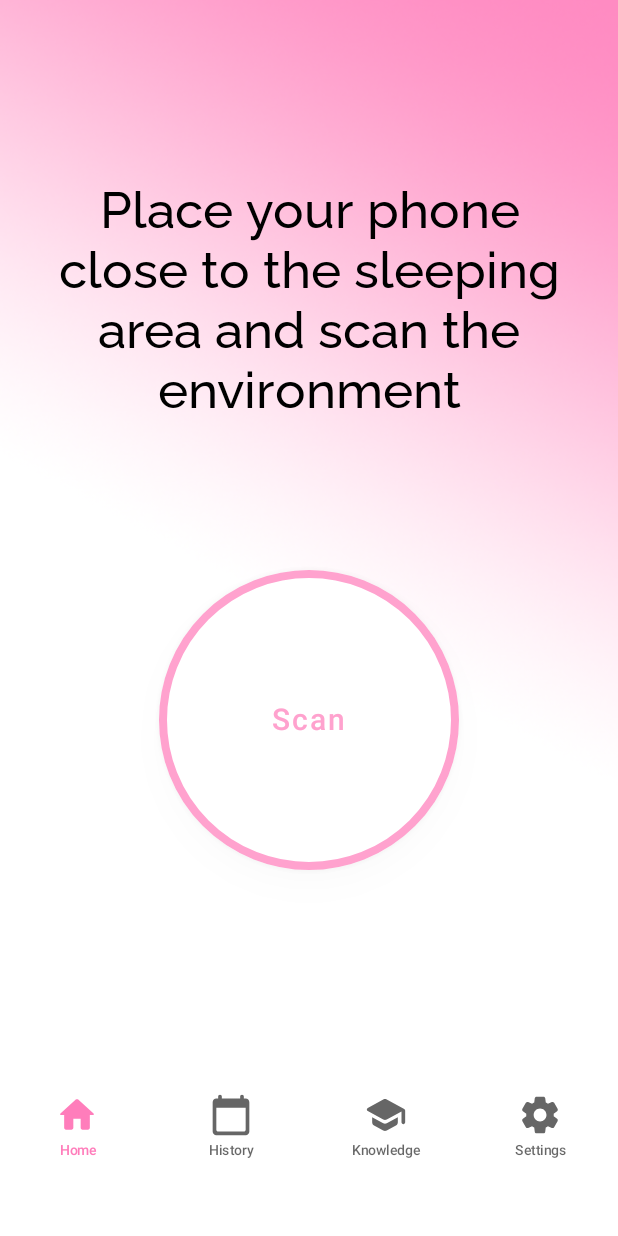
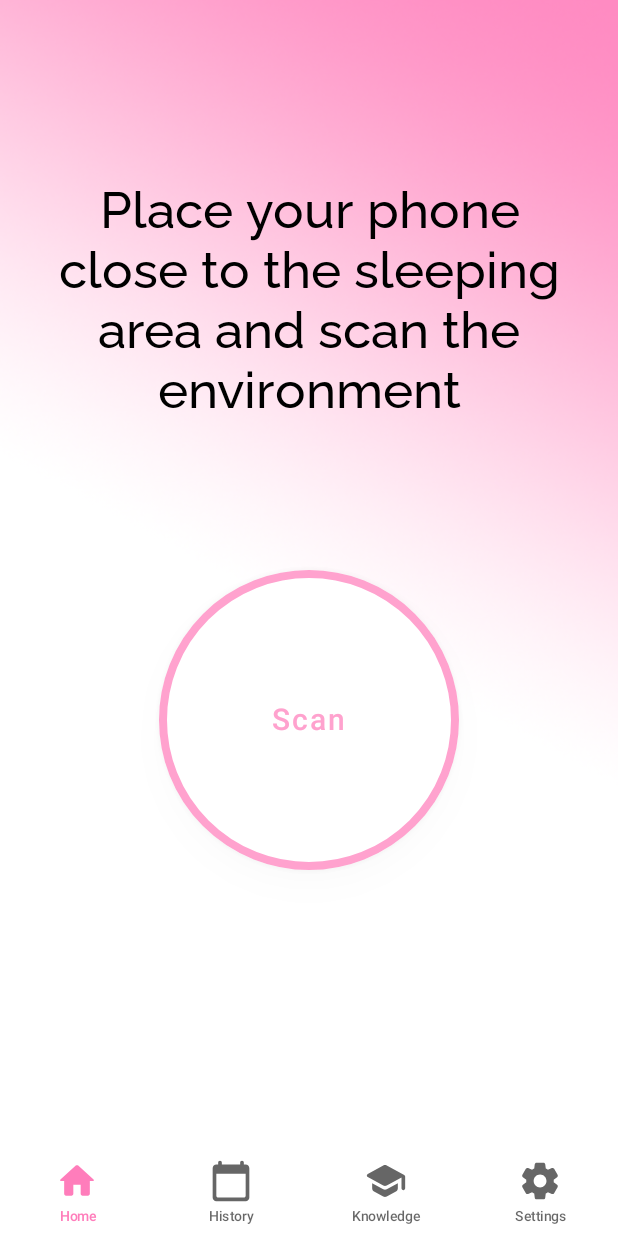
Before and after one commit to Jonnboy91/lullanap, an Android app built with Jetpack Compose: the screen it shows after launch (MainActivity), on a phone screen of 412 x 824 dp. Run offline under Robolectric (Android 15) with nearby library versions, the phone set to English and light mode, and no system bars.

```diff
--- a/app/src/main/java/com/jonnesten/lullanap/MainActivity.kt
+++ b/app/src/main/java/com/jonnesten/lullanap/MainActivity.kt
@@ -29,6 +29,7 @@ import androidx.compose.ui.text.font.FontWeight
 import androidx.compose.ui.text.input.KeyboardType
 import androidx.compose.ui.text.style.TextAlign
 import androidx.compose.ui.unit.dp
+import androidx.core.content.ContextCompat
 import androidx.core.view.WindowCompat
 import androidx.navigation.compose.rememberNavController
 import com.google.gson.Gson
@@ -53,7 +54,6 @@ class MainActivity : ComponentActivity(), SensorEventListener {
 
     override fun onCreate(savedInstanceState: Bundle?) {
         super.onCreate(savedInstanceState)
-        WindowCompat.setDecorFitsSystemWindows(window, false)
 
 
 
@@ -157,19 +157,12 @@ class MainActivity : ComponentActivity(), SensorEventListener {
                 contentDescription = "Background Image",
                 contentScale = ContentScale.FillBounds
             )
+        }
         val navController = rememberNavController()
         Scaffold(
             backgroundColor = Color.Transparent,
             bottomBar = {
                 BottomNavigation(navController = navController)
-                    // TODO Get current height of a navigation bar and use it as Spacer bottom padding
-                    val navHeight = applicationContext.resources.getIdentifier(
-                        "navigation_bar_height",
-                        "dimen",
-                        "android"
-                    )
-                    Log.d("test", navHeight.toString())
-                    Spacer(Modifier.padding(0.dp, 50.dp))
             },
         ) {
             NavigationGraph(
@@ -198,7 +191,7 @@ class MainActivity : ComponentActivity(), SensorEventListener {
                         Spacer(modifier = Modifier.height(15.dp))
                         TextField(
                             value = if (review.value === null) "" else review.value.toString(),
-                                onValueChange = { review.value = it.toInt() },
+                            onValueChange = { if (it == "") review.value = null else review.value = it.toInt() },
                             label = {
                                 Text(
                                     stringResource(R.string.scale),
@@ -271,4 +264,3 @@ class MainActivity : ComponentActivity(), SensorEventListener {
         }
     }
 }
-}
--- a/app/src/main/java/com/jonnesten/lullanap/screens/ScanningScreen.kt
+++ b/app/src/main/java/com/jonnesten/lullanap/screens/ScanningScreen.kt
@@ -296,7 +296,6 @@ fun ScanningScreen(
                     }
                 },
                 dismissButton = {
-                    // TODO Change Temp value optional, if user skips, do not show the temp value anywhere
                     TextButton(
                         onClick = {
                             addTemperature = false
--- a/app/src/main/res/values/themes.xml
+++ b/app/src/main/res/values/themes.xml
@@ -1,11 +1,10 @@
 <?xml version="1.0" encoding="utf-8"?>
 <resources>
-
     <style name="Theme.LullaNap" parent="android:Theme.Material.Light.NoActionBar">
-        <item name="android:statusBarColor">@android:color/transparent</item>
+        <item name="android:statusBarColor">@android:color/black</item>
     </style>
     <style name="Splash" parent="android:Theme.Material.Light.NoActionBar">
-        <item name="android:statusBarColor">@android:color/transparent</item>
+        <item name="android:statusBarColor">@android:color/black</item>
         <item name="android:windowBackground">@drawable/splash_screen</item>
     </style>
 </resources>
```
Lines whose indentation alone changed are shown as unchanged.
